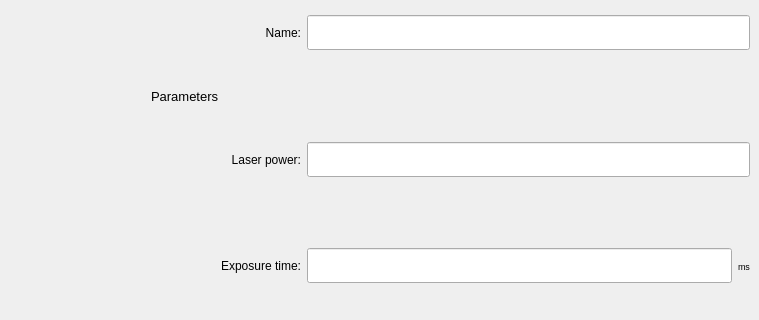
First picture: the form in NanoCETPy/views/GUI/Parameters_Widget.ui, repository aquilesC/NanoCETPy, before the edit; both pictures show x 241 to 1000 and y 174 to 494 of the 1000 by 750 pixel window.
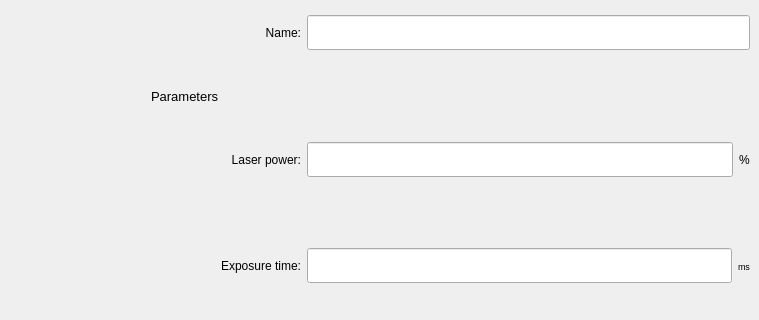
Second picture: the form after the edit.

Commit message: Version 1.1.0. Modified demo/simulation mode. Modified default locations (config and data). Changed laser power to float. Logging level in confg. Removed 'resume' option. Fixed bugs: saving error, closing error, modifying parameters.

What changed in the file:
```diff
--- a/NanoCETPy/views/GUI/Parameters_Widget.ui
+++ b/NanoCETPy/views/GUI/Parameters_Widget.ui
@@ -174,7 +174,7 @@
       <item>
        <layout class="QVBoxLayout" name="verticalLayout_4" stretch="0,0,0,0">
         <item>
-         <layout class="QHBoxLayout" name="horizontalLayout_5" stretch="0,1">
+         <layout class="QHBoxLayout" name="horizontalLayout_5" stretch="0,1,0">
           <item>
            <widget class="QLabel" name="label_8">
             <property name="minimumSize">
@@ -201,6 +201,13 @@
             </property>
            </widget>
           </item>
+          <item>
+           <widget class="QLabel" name="label">
+            <property name="text">
+             <string>%</string>
+            </property>
+           </widget>
+          </item>
          </layout>
         </item>
         <item>
```
The commit also changes 14 other files.
